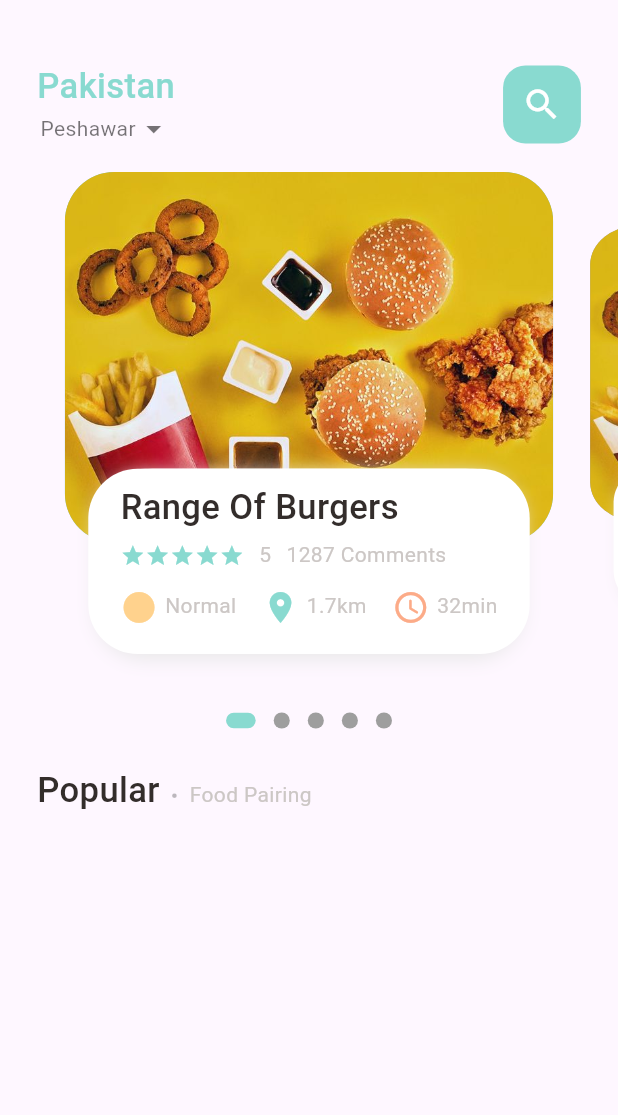
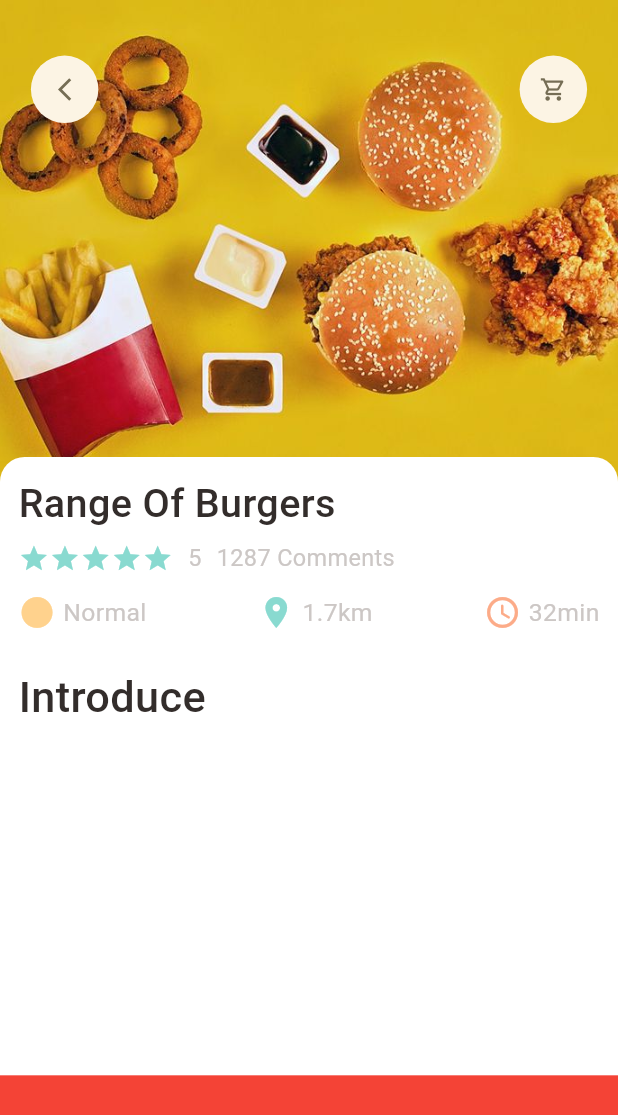
Before and after one commit to Wenster007/Food_Delivery_with_Backend, a Flutter app: the screen it shows after launch, on a phone screen of 412 x 824 dp. Shown: the top 1115 px of the screen. Run offline on Flutter 3.47's test engine with Material 2 defaults, Android fonts, the phone set to English and light mode, and no system bars; drawn by our look-alikes of dots_indicator; our stand-ins replace get.

Commit message:
created the Popular food list and also worked on its detail screen.

```diff
--- a/lib/main.dart
+++ b/lib/main.dart
@@ -1,5 +1,6 @@
 import 'package:flutter/material.dart';
-import 'package:food_delivery_with_backend/home/main_food_page.dart';
+import 'package:food_delivery_with_backend/pages/food/popular_food_details.dart';
+import 'package:food_delivery_with_backend/pages/home/main_food_page.dart';
 import 'package:get/get.dart';
 
 void main() {
@@ -19,7 +20,7 @@ class MyApp extends StatelessWidget {
         colorScheme: ColorScheme.fromSeed(seedColor: Colors.deepPurple),
         useMaterial3: true,
       ),
-      home: const MainFoodPage(),
+      home: const PopularFoodDetails(),
     );
   }
 }
--- /dev/null
+++ b/lib/pages/food/popular_food_details.dart
@@ -0,0 +1,100 @@
+import 'package:flutter/material.dart';
+import 'package:food_delivery_with_backend/utils/dimensions.dart';
+import 'package:food_delivery_with_backend/widgets/app_icon.dart';
+import 'package:food_delivery_with_backend/widgets/app_name_rating_icons.dart';
+
+import '../../utils/colors.dart';
+import '../../widgets/big_text.dart';
+import '../../widgets/icon_and_text_widget.dart';
+import '../../widgets/small_text.dart';
+
+class PopularFoodDetails extends StatelessWidget {
+  const PopularFoodDetails({Key? key}) : super(key: key);
+
+  @override
+  Widget build(BuildContext context) {
+    return Scaffold(
+      body: Container(
+        height: double.infinity,
+        child: Stack(
+          children: [
+            Container(
+              height: Dimensions.height * 0.4,
+              width: double.infinity,
+              decoration: const BoxDecoration(
+                image: DecorationImage(
+                    image: AssetImage(
+                      "assets/images/food1.jpg",
+                    ),
+                    fit: BoxFit.cover),
+              ),
+            ),
+            Padding(
+              padding: EdgeInsets.symmetric(
+                vertical: Dimensions.height * 0.045,
+                horizontal: Dimensions.height * 0.025,
+              ),
+              child: Row(
+                mainAxisAlignment: MainAxisAlignment.spaceBetween,
+                children: [
+                  AppIcon(
+                    icon: Icons.arrow_back_ios_new_outlined,
+                    onTapFunc: () {},
+                  ),
+                  AppIcon(
+                    icon: Icons.shopping_cart_outlined,
+                    onTapFunc: () {},
+                  ),
+                ],
+              ),
+            ),
+            Positioned(
+              top: Dimensions.height * 0.4 - 25,
+              right: 0,
+              left: 0,
+              bottom: 0,
+              child: Container(
+                padding: EdgeInsets.only(
+                  top: Dimensions.height * 0.015,
+                  left: Dimensions.height * 0.015,
+                  right: Dimensions.height * 0.015,
+                ),
+                decoration: BoxDecoration(
+                  borderRadius: BorderRadius.only(
+                      topRight: Radius.circular(Dimensions.height * 0.02),
+                      topLeft: Radius.circular(Dimensions.height * 0.02)),
+                  color: Colors.white,
+                ),
+                child: Column(
+                  crossAxisAlignment: CrossAxisAlignment.start,
+                  children: [
+                    const AppNameRatingIcons(
+                      text: "Range Of Burgers",
+                    ),
+                    SizedBox(
+                      height: Dimensions.height * 0.03,
+                    ),
+                    BigText(
+                      text: "Introduce",
+                      size: Dimensions.height * 0.035,
+                    ),
+                  ],
+                ),
+              ),
+            ),
+          ],
+        ),
+      ),
+      bottomNavigationBar: Container(
+        height: Dimensions.height * 0.13,
+        color: Colors.red,
+        padding: EdgeInsets.only(
+          top: Dimensions.height * 0.03,
+          bottom: Dimensions.height * 0.03,
+          left: Dimensions.height * 0.02,
+          right: Dimensions.height * 0.02,
+        ),
+      ),
+    );
+  }
+}
--- a/lib/home/main_food_page.dart
+++ b/lib/pages/home/main_food_page.dart
@@ -1,10 +1,10 @@
 import 'package:flutter/material.dart';
 import 'package:food_delivery_with_backend/utils/colors.dart';
-import 'package:food_delivery_with_backend/home/food_page_body.dart';
+import 'package:food_delivery_with_backend/pages/home/food_page_body.dart';
 import 'package:food_delivery_with_backend/widgets/big_text.dart';
 import 'package:food_delivery_with_backend/widgets/small_text.dart';
 
-import '../utils/dimensions.dart';
+import 'package:food_delivery_with_backend/utils/dimensions.dart';
 
 class MainFoodPage extends StatefulWidget {
   const MainFoodPage({Key? key}) : super(key: key);
@@ -66,7 +66,7 @@ class _MainFoodPageState extends State<MainFoodPage> {
           ),
 
           //For displaying the carousel
-          const FoodPageBody(),
+          const Expanded(child: SingleChildScrollView(child: FoodPageBody())),
 
           //
         ],
--- /dev/null
+++ b/lib/widgets/app_icon.dart
@@ -0,0 +1,39 @@
+import 'package:flutter/material.dart';
+
+class AppIcon extends StatelessWidget {
+  const AppIcon({
+    Key? key,
+    required this.icon,
+    this.backgroundColor = const Color(0xFFfcf4e4),
+    this.iconColor = const Color(0xFF756d54),
+    this.size = 45,
+    this.iconSize = 18, required this.onTapFunc,
+  }) : super(key: key);
+
+  final IconData icon;
+  final Color backgroundColor;
+  final Color iconColor;
+  final double size;
+  final double iconSize;
+  final void Function() onTapFunc;
+
+  @override
+  Widget build(BuildContext context) {
+    return GestureDetector(
+      onTap: onTapFunc,
+      child: Container(
+        width: size,
+        height: size,
+        decoration: BoxDecoration(
+          borderRadius: BorderRadius.circular(size / 2),
+          color: backgroundColor,
+        ),
+        child: Icon(
+          icon,
+          color: iconColor,
+          size: iconSize,
+        ),
+      ),
+    );
+  }
+}
--- /dev/null
+++ b/lib/widgets/app_name_rating_icons.dart
@@ -0,0 +1,77 @@
+import 'package:flutter/material.dart';
+import 'package:food_delivery_with_backend/widgets/small_text.dart';
+
+import '../utils/colors.dart';
+import '../utils/dimensions.dart';
+import 'big_text.dart';
+import 'icon_and_text_widget.dart';
+
+class AppNameRatingIcons extends StatelessWidget {
+  const AppNameRatingIcons({Key? key, required this.text}) : super(key: key);
+
+  final String text;
+
+  @override
+  Widget build(BuildContext context) {
+    return Column(
+      crossAxisAlignment: CrossAxisAlignment.start,
+      children: [
+        BigText(
+          text: text,
+          size: Dimensions.height * 0.032,
+        ),
+        SizedBox(
+          height: Dimensions.height * 0.008,
+        ),
+        Row(
+          children: [
+            Wrap(
+              children: List.generate(
+                5,
+                    (index) => Icon(
+                  Icons.star,
+                  color: AppColor.mainColor,
+                  size: Dimensions.height * 0.025,
+                ),
+              ),
+            ),
+            const SizedBox(
+              width: 10,
+            ),
+            SmallText(
+              text: "5",
+              size: Dimensions.height * 0.019,
+            ),
+            const SizedBox(
+              width: 10,
+            ),
+            SmallText(
+              text: "1287 Comments",
+              size: Dimensions.height * 0.019,
+            ),
+          ],
+        ),
+        SizedBox(
+          height: Dimensions.height * 0.016,
+        ),
+        const Row(
+          mainAxisAlignment: MainAxisAlignment.spaceBetween,
+          children: [
+            IconAndTextWidget(
+                icon: Icons.circle,
+                iconColor: AppColor.iconColor1,
+                text: "Normal",),
+            IconAndTextWidget(
+                icon: Icons.location_on,
+                iconColor: AppColor.mainColor,
+                text: "1.7km"),
+            IconAndTextWidget(
+                icon: Icons.access_time_rounded,
+                iconColor: AppColor.iconsColor2,
+                text: "32min"),
+          ],
+        )
+      ],
+    );
+  }
+}
--- a/lib/widgets/icon_and_text_widget.dart
+++ b/lib/widgets/icon_and_text_widget.dart
@@ -20,7 +20,7 @@ class IconAndTextWidget extends StatelessWidget {
           size: Dimensions.height * 0.03,
         ),
         const SizedBox(width: 5,),
-        SmallText(text: text),
+        SmallText(text: text, size: Dimensions.height * 0.02,),
       ],
     );
   }
```
Also changed, not shown: lib/pages/home/food_page_body.dart (renamed from lib/home/food_page_body.dart, +97 -61 lines).
